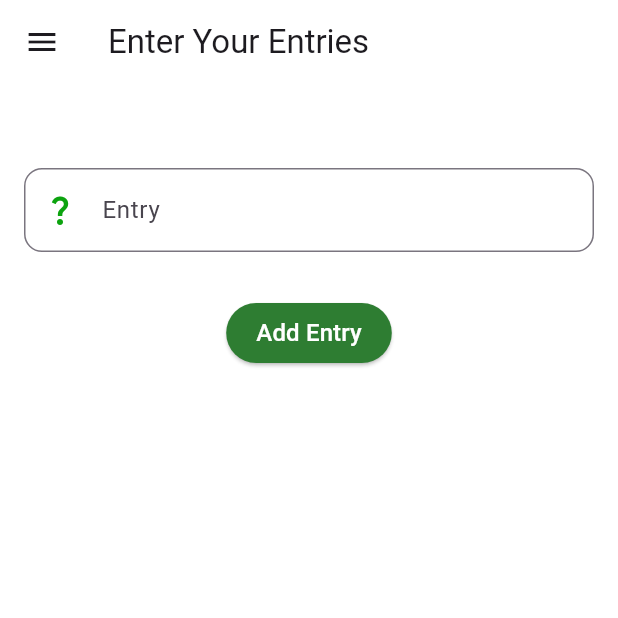
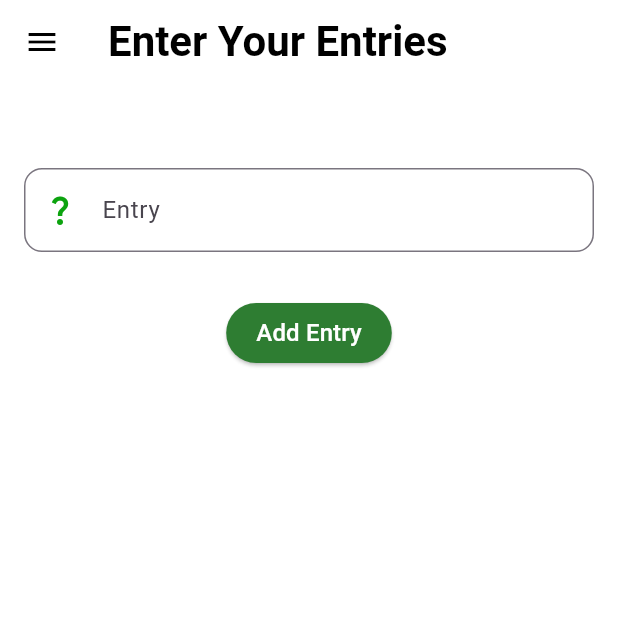
Before and after one commit to Noodlesud/Statement-APP, a Flutter app: the AddItem screen opened directly, in the side drawer, after a tap on "Add Entry", on a phone screen of 412 x 824 dp, the top half of it. Run offline on Flutter 3.47's test engine with Material 3 defaults, Android fonts, the phone set to English and light mode, and no system bars; our stand-ins replace cloud_firestore, firebase_core, firebase_storage, flutter_keyboard_visibility, get, image_picker and 1 more; accounts and stored records are empty.

Commit message:
Update the side bar and add item widgets

```diff
--- a/lib/pages/add_item.dart
+++ b/lib/pages/add_item.dart
@@ -4,7 +4,7 @@ import 'package:teyake/pages/display.dart';
 import 'package:teyake/pages/save.dart';
 import 'package:teyake/pages/side_bar.dart';
 import 'package:get/get.dart';
-
+import 'package:shared_preferences/shared_preferences.dart';
 import 'package:cloud_firestore/cloud_firestore.dart';
 import 'package:uuid/uuid.dart';
 
@@ -20,8 +20,24 @@ class _AddItemPageState extends State<AddItem> {
   final _questionController = TextEditingController();
   final _db = FirebaseFirestore.instance;
   var questionid = const Uuid().v4();
+  // Track theme mode
+
   Map<String, dynamic> retrievedData = SaveData.retrieveUserData();
   final GlobalKey<ScaffoldState> _scaffoldKey = GlobalKey<ScaffoldState>();
+  bool isDarkMode = false;
+  _loadThemePreference() async {
+    SharedPreferences prefs = await SharedPreferences.getInstance();
+    setState(() {
+      isDarkMode =
+          prefs.getBool('isDarkMode') ?? false; // Default to false if not set
+    });
+  }
+
+  @override
+  void initState() {
+    super.initState();
+    _loadThemePreference();
+  }
 
   @override
   Widget build(BuildContext context) {
@@ -29,11 +45,21 @@ class _AddItemPageState extends State<AddItem> {
       child: Scaffold(
           key: _scaffoldKey, // Assign the key to the Scaffold
 
-          backgroundColor: Colors.white,
+          backgroundColor: isDarkMode ? Colors.black : Colors.white,
           appBar: AppBar(
-            title: const Text('Enter Your Entries'),
-            backgroundColor: Colors.white24,
+            title: Text(
+              'Enter Your Entries',
+              style: TextStyle(
+                color: isDarkMode
+                    ? Colors.white
+                    : Colors.black, // Change text color based on theme
+                fontSize: 28,
+                fontWeight: FontWeight.bold,
+              ),
+            ),
+            backgroundColor: isDarkMode ? Colors.black : Colors.white,
             leading: IconButton(
+              color: isDarkMode ? Colors.white : Colors.black,
               icon: const Icon(Icons.menu),
               onPressed: () {
                 // Open the sidebar using the GlobalKey
@@ -129,7 +155,10 @@ class _AddItemPageState extends State<AddItem> {
   Widget _buildquestionField() {
     return TextFormField(
       controller: _questionController,
-      style: const TextStyle(fontSize: 16.0, color: Colors.black),
+      style: TextStyle(
+        fontSize: 16.0,
+        color: isDarkMode ? Colors.white : Colors.black,
+      ),
       decoration: InputDecoration(
         labelText: 'Entry',
         hintText: 'Enter your Entry',
--- a/lib/pages/side_bar.dart
+++ b/lib/pages/side_bar.dart
@@ -1,6 +1,6 @@
 import 'dart:io';
-
 import 'package:flutter/material.dart';
+import 'package:shared_preferences/shared_preferences.dart';
 import 'package:teyake/colors.dart';
 import 'package:teyake/pages/account.dart';
 import 'package:teyake/pages/add_item.dart';
@@ -10,28 +10,65 @@ import 'package:get/get.dart';
 
 File? _image;
 
-class Sidebar extends StatelessWidget {
+class Sidebar extends StatefulWidget {
+  Sidebar({super.key});
+
+  @override
+  _SidebarState createState() => _SidebarState();
+}
+
+class _SidebarState extends State<Sidebar> {
   Map<String, dynamic> retrievedData = SaveData.retrieveUserData();
+  bool isDarkMode = false;
 
-  Sidebar({super.key});
+  // Load the theme preference from SharedPreferences
+  _loadThemePreference() async {
+    SharedPreferences prefs = await SharedPreferences.getInstance();
+    setState(() {
+      isDarkMode =
+          prefs.getBool('isDarkMode') ?? false; // Default to false if not set
+    });
+  }
+
+  @override
+  void initState() {
+    super.initState();
+    _loadThemePreference();
+  }
 
   @override
   Widget build(BuildContext context) {
     return Drawer(
+      child: Container(
+        decoration: BoxDecoration(
+          // Apply a gradient to the entire sidebar based on dark mode
+          gradient: isDarkMode
+              ? LinearGradient(
+                  colors: [Colors.black, Colors.grey],
+                  begin: Alignment.topLeft,
+                  end: Alignment.bottomRight,
+                )
+              : LinearGradient(
+                  colors: [Colors.blueGrey.shade50, Colors.white],
+                  begin: Alignment.topLeft,
+                  end: Alignment.bottomRight,
+                ),
+        ),
         child: ListView(
           padding: EdgeInsets.zero,
           children: [
+            // Drarwer Header with updated design
             DrawerHeader(
-            decoration: const BoxDecoration(
-              color: Colors.grey,
+              decoration: BoxDecoration(
+                color: isDarkMode ? Colors.black87 : Colors.grey,
               ),
               child: Column(
                 crossAxisAlignment: CrossAxisAlignment.start,
                 children: [
-                // Adjusted the gap here
+                  // User's profile image
                   SizedBox(
-                  width: 70, // Adjust the width as needed
-                  height: 70, // Adjust the height as needed
+                    width: 70,
+                    height: 70,
                     child: ClipOval(
                       child: Image.network(
                         retrievedData['ImageURL'],
@@ -40,19 +77,19 @@ class Sidebar extends StatelessWidget {
                     ),
                   ),
                   const SizedBox(height: 5),
-                // Adjusted the gap here
+                  // User's name and email
                   Text(
                     retrievedData["Name"],
-                  style: const TextStyle(
-                    color: Colors.white,
+                    style: TextStyle(
+                      color: isDarkMode ? Colors.white : Colors.black87,
                       fontSize: 16,
+                      fontWeight: FontWeight.bold,
                     ),
                   ),
-
                   Text(
                     retrievedData["Email"],
-                  style: const TextStyle(
-                    color: Colors.white,
+                    style: TextStyle(
+                      color: isDarkMode ? Colors.white70 : Colors.black54,
                       fontSize: 15,
                     ),
                   ),
@@ -60,29 +97,63 @@ class Sidebar extends StatelessWidget {
                 ],
               ),
             ),
+            // Home ListTile with updated styling
             ListTile(
-            title: const Text('Home'),
+              title: Text(
+                'Home',
+                style: TextStyle(
+                  color: isDarkMode ? Colors.white : Colors.black,
+                  fontSize: 16,
+                  fontWeight: FontWeight.w500,
+                ),
+              ),
+              shape: RoundedRectangleBorder(
+                borderRadius: BorderRadius.circular(10),
+              ),
               onTap: () {
                 Navigator.pop(context);
                 Get.to(() => Display());
               },
             ),
+            // Add Entry ListTile with updated styling
             ListTile(
-            title: const Text('Add Entry'),
+              title: Text(
+                'Add Entry',
+                style: TextStyle(
+                  color: isDarkMode ? Colors.white : Colors.black,
+                  fontSize: 16,
+                  fontWeight: FontWeight.w500,
+                ),
+              ),
+              shape: RoundedRectangleBorder(
+                borderRadius: BorderRadius.circular(10),
+              ),
               onTap: () {
                 Navigator.pop(context);
                 Get.to(() => AddItem());
               },
             ),
+            // Setting ListTile with updated styling
             ListTile(
-            title: const Text('Setting'),
+              title: Text(
+                'Setting',
+                style: TextStyle(
+                  color: isDarkMode ? Colors.white : Colors.black,
+                  fontSize: 16,
+                  fontWeight: FontWeight.w500,
+                ),
+              ),
+              shape: RoundedRectangleBorder(
+                borderRadius: BorderRadius.circular(10),
+              ),
               onTap: () {
                 Navigator.pop(context);
-              Get.to(() => AccountPage());
+                Get.to(() => ProfileScreen());
               },
             ),
-          // Add more ListTiles for additional menu items
+            // Add more ListTiles for additional menu items here
           ],
+        ),
       ),
     );
   }
```
Lines whose indentation alone changed are shown as unchanged.
